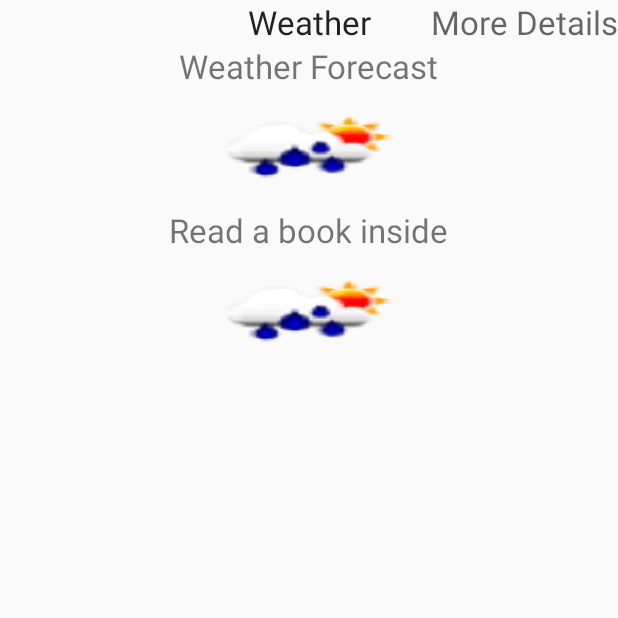
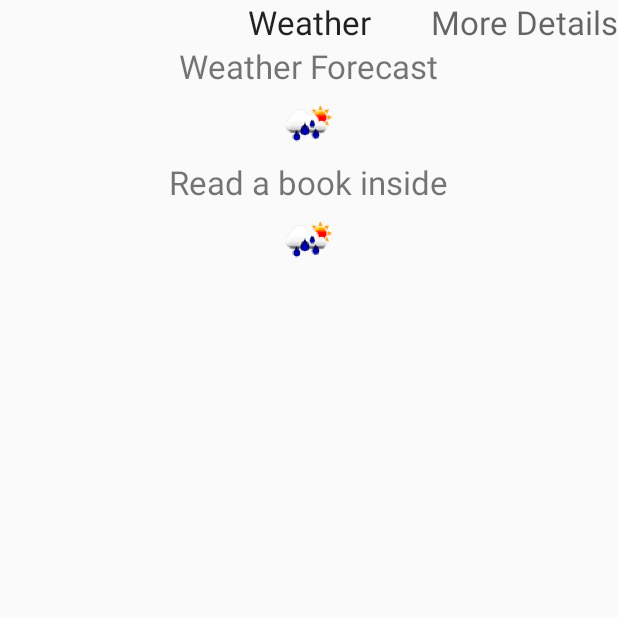
Before and after one commit to madelinelee99/HappyApp, an Android app: the WeatherFragment screen opened directly, with no data from a screen before it, on a phone screen of 412 x 824 dp, the top half of it. Run offline under Robolectric (Android 15) with nearby library versions, the phone set to English and light mode, and no system bars; our stand-ins replace EventBus; pictures from the network do not load.

```diff
--- a/Happy/app/src/main/java/hu/ait/android/happy/fragment/WeatherFragment.java
+++ b/Happy/app/src/main/java/hu/ait/android/happy/fragment/WeatherFragment.java
@@ -47,7 +47,7 @@ public class WeatherFragment extends Fragment {
 
         @Subscribe(threadMode = ThreadMode.MAIN)
         public void onEventMainThread(WeatherResult weatherResult) {
-            tvResult.setText("The weather today is: " + weatherResult.getWeather().get(0).getDescription());
+            tvResult.setText("The weather today is: " + "\n" + weatherResult.getWeather().get(0).getDescription());
             String iconName = weatherResult.getWeather().get(0).getIcon();
             Glide.with(this).load("http://openweathermap.org/img/w/" + iconName + ".png").into(ivWeather);
         }
--- a/Happy/app/src/main/res/layout/weather_fragment.xml
+++ b/Happy/app/src/main/res/layout/weather_fragment.xml
@@ -15,8 +15,8 @@
     <ImageView
         android:id="@+id/ivWeather"
         android:textSize="22sp"
-        android:layout_width="168dp"
-        android:layout_height="80dp"
+        android:layout_width="wrap_content"
+        android:layout_height="wrap_content"
         android:scaleType="fitXY"
         android:src="@mipmap/ic_launcher"
         android:layout_gravity="center_horizontal" />
@@ -32,8 +32,8 @@
     <ImageView
         android:id="@+id/ivIdea"
         android:textSize="22sp"
-        android:layout_width="168dp"
-        android:layout_height="80dp"
+        android:layout_width="wrap_content"
+        android:layout_height="wrap_content"
         android:scaleType="fitXY"
         android:src="@mipmap/ic_launcher"
         android:layout_gravity="center_horizontal" />
```
